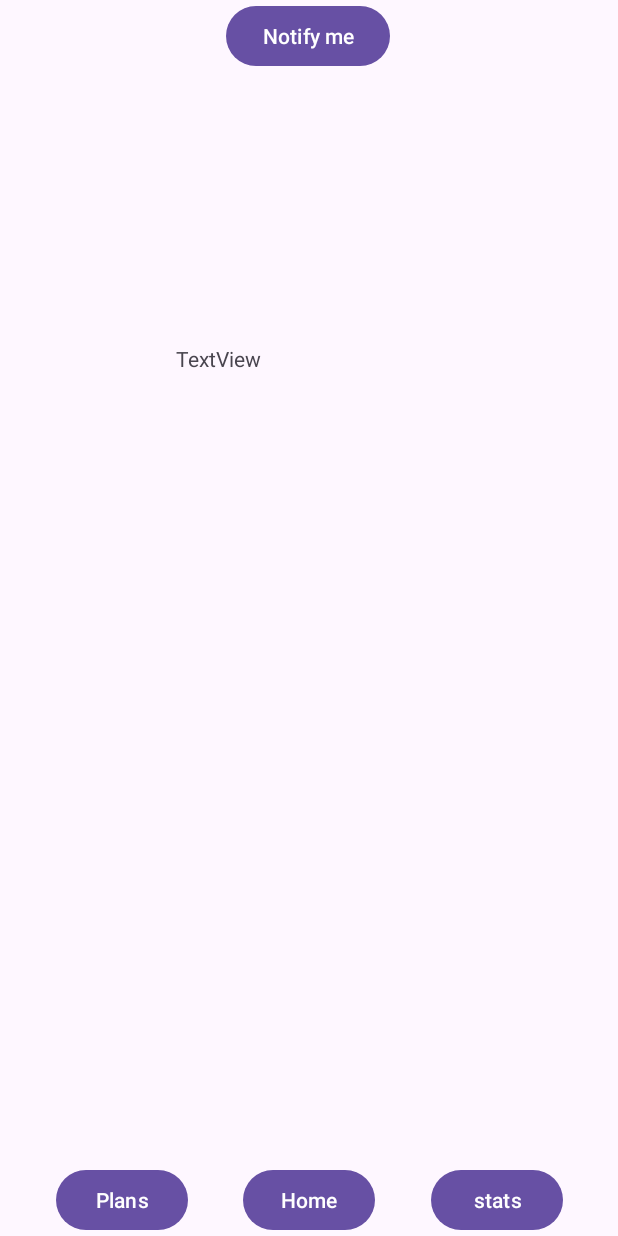
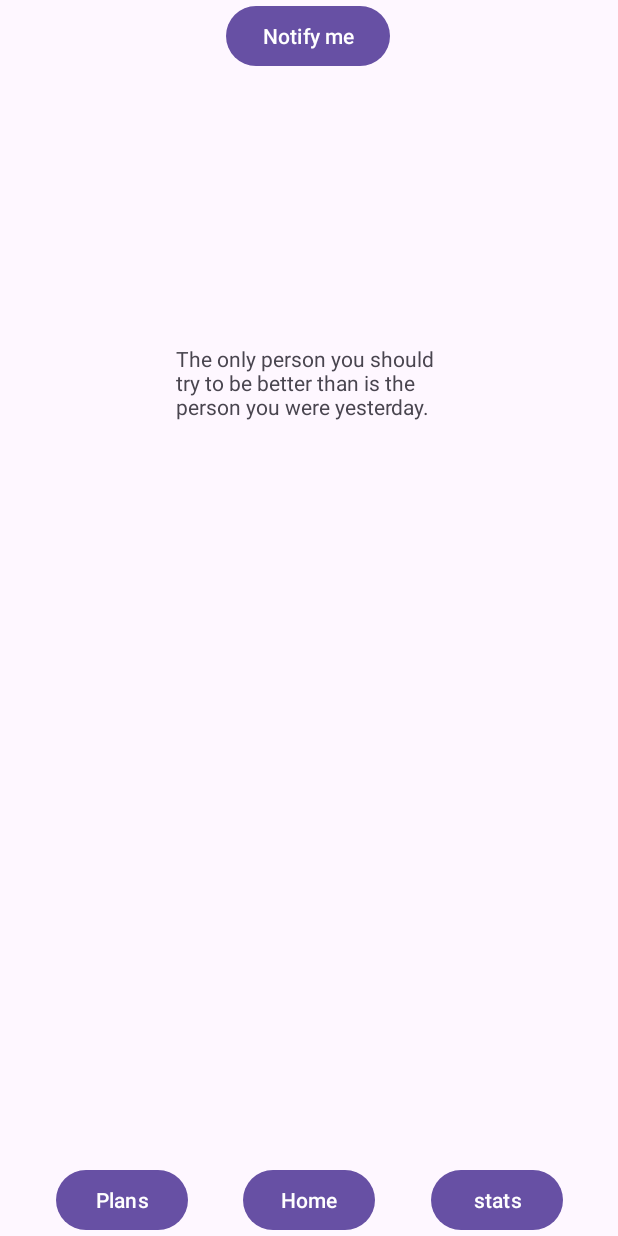
Before and after one commit to zhanjz22/AddictionFighter2, an Android app: the screen it shows after launch (MainActivity), on a phone screen of 412 x 824 dp. Run offline under Robolectric (Android 15) with nearby library versions, the phone set to English and light mode, and no system bars.

Commit message:
Motivational Messages.

```diff
--- a/app/src/main/java/com/example/addictionfighter2/MainActivity.java
+++ b/app/src/main/java/com/example/addictionfighter2/MainActivity.java
@@ -14,7 +14,10 @@ import android.os.Build;
 import android.os.Bundle;
 import android.provider.Settings;
 import android.widget.Button;
+import android.widget.TextView;
 
+
+import java.util.Random;
 import java.util.List;
 
 public class MainActivity extends AppCompatActivity {
@@ -70,6 +73,53 @@ public class MainActivity extends AppCompatActivity {
 
         startActivity(new Intent(Settings.ACTION_USAGE_ACCESS_SETTINGS));
 
+        // Array of custom messages
+        String[] customMessages = {
+                "Believe in change, it starts now",
+                "Embrace your strength, defeat your struggles",
+                "One step at a time moves mountains",
+                "Break free, your spirit deserves peace",
+                "Find strength in every challenge",
+                "Courage is not the absence of fear",
+                "Hope is stronger than addiction",
+                "Let each day be a fresh start",
+                "Change is possible, believe in yourself",
+                "Overcome, rise, and shine",
+                "Freedom from addiction is a choice",
+                "Claim your life back, step by step",
+                "Your will is stronger than your cravings",
+                "Embrace the struggle, cherish the victory",
+                "Let go of what holds you back",
+                "Seek peace, not escape",
+                "Today's efforts are tomorrow's rewards",
+                "Your journey, your pace, your victory",
+                "Transform your obstacles into stepping stones",
+                "Rise above, one decision at a time",
+                "Believe you can and you're halfway there.",
+                "You are stronger than you think.",
+                "Dream big and dare to fail.",
+                "Strive for progress, not perfection.",
+                "The only way to do great work is to love what you do.",
+                "Success is not final, failure is not fatal: It is the courage to continue that counts.",
+                "In the middle of every difficulty lies opportunity.",
+                "Don't wait for opportunity, create it.",
+                "Your limitation—it's only your imagination.",
+                "The harder you work for something, the greater you'll feel when you achieve it.",
+                "Wake up with determination. Go to bed with satisfaction.",
+                "The only person you should try to be better than is the person you were yesterday.",
+                "You don't have to be great to start, but you have to start to be great.",
+                "The future belongs to those who believe in the beauty of their dreams.",
+                "Believe you deserve it and the universe will serve it."
+        };
+
+        // Randomly select one of the messages
+        Random random = new Random();
+        int index = random.nextInt(customMessages.length);
+
+        // Find the TextView by ID and set the randomly selected message
+        TextView motivationTextView = (TextView) findViewById(R.id.motivation);
+        motivationTextView.setText(customMessages[index]);
+
     }
 
     private void createNotificationChannel() {
--- a/app/src/main/res/layout/activity_main.xml
+++ b/app/src/main/res/layout/activity_main.xml
@@ -40,9 +40,10 @@
         android:layout_width="178dp"
         android:layout_height="110dp"
         android:layout_marginBottom="256dp"
-        android:text="TextView"
+        android:text="TESTING HELLO W"
         app:layout_constraintBottom_toTopOf="@+id/button_usage_stats"
         app:layout_constraintEnd_toEndOf="parent"
+        app:layout_constraintHorizontal_bias="0.5"
         app:layout_constraintStart_toStartOf="parent"
         app:layout_constraintTop_toBottomOf="@+id/button_notify" />
 
```
